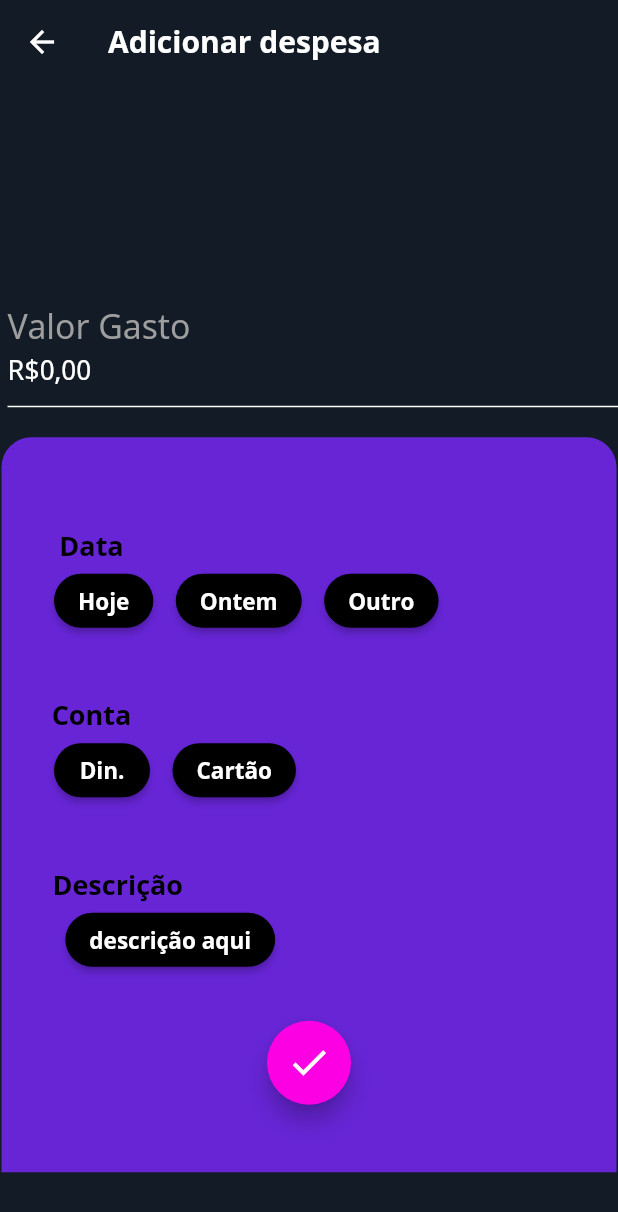
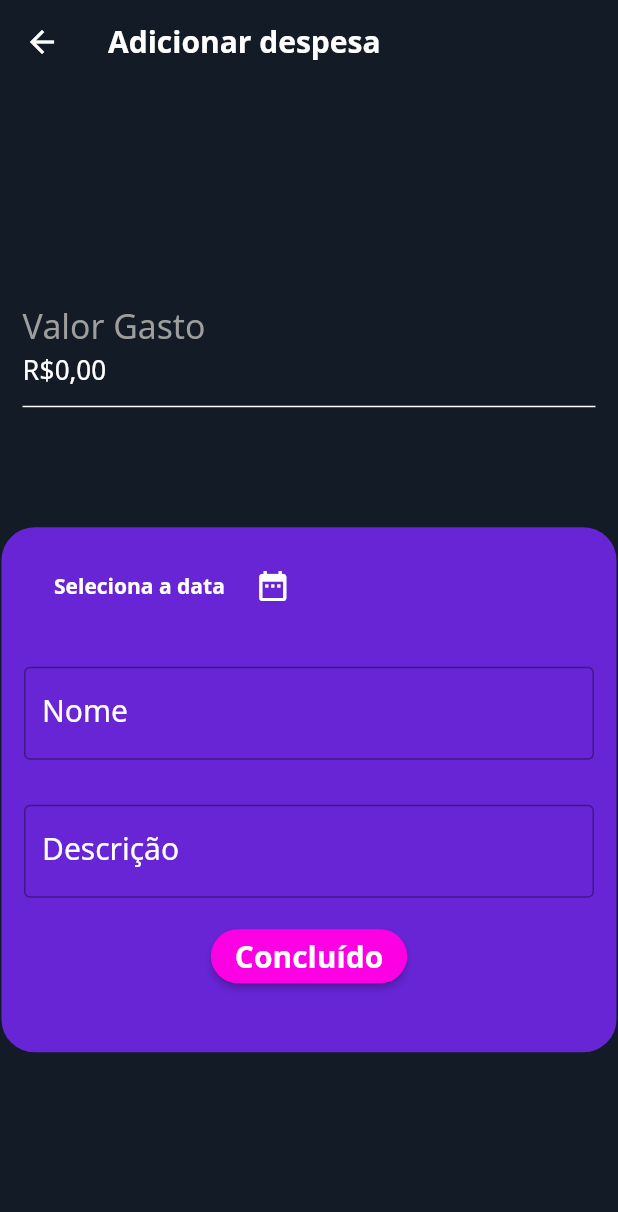
Before and after one commit to Mateusvff/FinX, a Flutter app: the CadastroDespesa screen opened directly, on a phone screen of 412 x 824 dp. Shown: the top 1212 px of the screen. Run offline on Flutter 3.47's test engine with Material 2 defaults, Android fonts, the phone set to English and light mode, and no system bars; our stand-ins replace cloud_firestore, firebase_auth, firebase_core, flutter_colorpicker, flutter_masked_text, flutter_signin_button and 3 more; accounts and stored records are empty.

Commit message:
v2.81
Cadastro de Despesas atualizados

```diff
--- a/lib/screens/Home/cadastro_despesa.dart
+++ b/lib/screens/Home/cadastro_despesa.dart
@@ -1,5 +1,8 @@
 import 'package:flutter/material.dart';
 import 'package:flutter_masked_text/flutter_masked_text.dart';
+import 'package:cloud_firestore/cloud_firestore.dart';
+import 'package:firebase_auth/firebase_auth.dart';
+import 'package:intl/intl.dart';
 import '../../Cores.dart';
 
 class CadastroDespesa extends StatefulWidget {
@@ -8,11 +11,24 @@ class CadastroDespesa extends StatefulWidget {
 }
 
 class _CadastroDespesaState extends State<CadastroDespesa> {
-  final despesa =
+  final contDespesa =
       MoneyMaskedTextController(decimalSeparator: ',', thousandSeparator: '.');
+  TextEditingController contNome = TextEditingController();
+  TextEditingController contDesc = TextEditingController();
+  final GlobalKey<ScaffoldState> _scaffoldKey = GlobalKey<ScaffoldState>();
+
+  String contData;
+
+  void _reset() {
+    contDespesa.clear();
+    contNome.clear();
+    contDesc.clear();
+  }
+
   @override
   Widget build(BuildContext context) {
     return Scaffold(
+      key: _scaffoldKey,
       backgroundColor: customBg,
       appBar: AppBar(
         elevation: 0,
@@ -29,9 +45,10 @@ class _CadastroDespesaState extends State<CadastroDespesa> {
         child: Column(
           children: [
             Padding(
-              padding: EdgeInsets.only(left: 5, top: 140, bottom: 20),
+              padding:
+                  EdgeInsets.only(left: 15, top: 140, bottom: 5, right: 15),
               child: TextFormField(
-                controller: despesa,
+                controller: contDespesa,
                 keyboardType: TextInputType.numberWithOptions(decimal: true),
                 textAlign: TextAlign.left,
                 style: TextStyle(color: Colors.white, fontSize: 18),
@@ -58,188 +75,155 @@ class _CadastroDespesaState extends State<CadastroDespesa> {
                 ),
               ),
             ),
-            Container(
+            Padding(
+              padding: EdgeInsets.only(top: 75),
+              child: Container(
                 width: 410,
-              height: 490,
+                height: 350,
                 decoration: BoxDecoration(
                   color: customPurple,
-                borderRadius: BorderRadius.only(
-                    topLeft: Radius.circular(20),
-                    topRight: Radius.circular(20)),
+                  borderRadius: const BorderRadius.all(Radius.circular(22)),
                 ),
                 child: Column(
                   children: [
                     Padding(
-                    padding: const EdgeInsets.only(top: 60.0, right: 290.0),
+                        padding: EdgeInsets.all(15),
+                        child: Row(
+                          children: [
+                            Padding(
+                              padding: const EdgeInsets.only(left: 12.0),
+                              child: TextButton(
                                 child: Text(
-                      'Data',
+                                  'Seleciona a data',
                                   style: TextStyle(
-                        color: Colors.black,
                                     fontWeight: FontWeight.bold,
-                        fontSize: 18,
+                                    fontFamily: 'NotoSans',
+                                    color: Colors.white,
                                   ),
                                 ),
-                  ),
-                  Row(
-                    children: [
-                      Padding(
-                        padding: const EdgeInsets.only(right: 15.0, left: 35.0),
-                        child: ElevatedButton(
-                          onPressed: () {},
-                          style: ElevatedButton.styleFrom(
-                            primary: Colors.black,
-                            shape: RoundedRectangleBorder(
-                              borderRadius: BorderRadius.circular(22),
+                                onPressed: () async {
+                                  final data = await showDatePicker(
+                                    context: context,
+                                    initialDate: DateTime.now(),
+                                    firstDate: DateTime(2018),
+                                    lastDate: DateTime(2022),
+                                    locale: Locale("pt", "BR"),
+                                  );
+                                  if (data != null) {
+                                    final datapt = //colocando data no padrão br
+                                        DateFormat(DateFormat.YEAR_MONTH_DAY,
+                                                'pt_Br')
+                                            .format(data);
+                                    print(datapt);
+                                    contData = datapt;
+                                  }
+                                },
                               ),
                             ),
-                          child: Text(
-                            "Hoje",
-                            style: TextStyle(
+                            IconButton(
+                              icon: Icon(
+                                Icons.date_range,
                                 color: Colors.white,
-                              fontSize: 15,
-                              fontWeight: FontWeight.bold,
                               ),
+                              onPressed: () async {
+                                final data = await showDatePicker(
+                                  context: context,
+                                  initialDate: DateTime.now(),
+                                  firstDate: DateTime(2018),
+                                  lastDate: DateTime(2022),
+                                  locale: Locale("pt", "BR"),
+                                );
+                                if (data != null) {
+                                  final datapt = //colocando data no padrão br
+                                      DateFormat(DateFormat.YEAR_MONTH_DAY,
+                                              'pt_Br')
+                                          .format(data);
+                                  print(datapt);
+                                  contData = datapt;
+                                }
+                              },
+                            ),
+                          ],
+                        )),
+                    Padding(
+                      padding: EdgeInsets.all(15),
+                      child: TextField(
+                        controller: contNome,
+                        keyboardType: TextInputType.text,
+                        decoration: InputDecoration(
+                          labelText: "Nome",
+                          labelStyle:
+                              TextStyle(fontSize: 20, color: Colors.white),
+                          border: OutlineInputBorder(),
                         ),
                       ),
                     ),
                     Padding(
-                        padding: const EdgeInsets.only(right: 15.0),
-                        child: ElevatedButton(
-                          onPressed: () {},
-                          style: ElevatedButton.styleFrom(
-                            primary: Colors.black,
-                            shape: RoundedRectangleBorder(
-                              borderRadius: BorderRadius.circular(22),
-                            ),
-                          ),
-                          child: Text(
-                            "Ontem",
-                            style: TextStyle(
-                              color: Colors.white,
-                              fontSize: 15,
-                              fontWeight: FontWeight.bold,
-                            ),
+                      padding: EdgeInsets.all(15),
+                      child: TextField(
+                        controller: contDesc,
+                        keyboardType: TextInputType.text,
+                        decoration: InputDecoration(
+                          labelText: "Descrição",
+                          labelStyle:
+                              TextStyle(fontSize: 20, color: Colors.white),
+                          border: OutlineInputBorder(),
                         ),
                       ),
                     ),
                     ElevatedButton(
-                        onPressed: () {},
                       style: ElevatedButton.styleFrom(
-                          primary: Colors.black,
+                        primary: customPink,
                         shape: RoundedRectangleBorder(
-                            borderRadius: BorderRadius.circular(22),
+                          borderRadius: BorderRadius.circular(30),
                         ),
                       ),
+                      onPressed: () async {
+                        if (true) {
+                          if (contDespesa.text.isNotEmpty &&
+                              contNome.text.isNotEmpty &&
+                              contDesc.text.isNotEmpty) {
+                            double despesa = contDespesa.numberValue;
+                            String nome = contNome.text;
+                            String desc = contDesc.text;
+
+                            Map<String, dynamic> data = {
+                              "valor": despesa,
+                              "data": contData,
+                              "nome": nome,
+                              "desc": desc,
+                            };
+
+                            await FirebaseFirestore.instance
+                                .collection('users')
+                                .doc(FirebaseAuth.instance.currentUser.uid)
+                                .collection('despesas')
+                                .doc(DateTime.now().year.toString())
+                                .collection(DateTime.now().month.toString())
+                                .doc(nome)
+                                .set(data);
+                            _reset();
+                          } else {
+                            _scaffoldKey.currentState.showSnackBar(SnackBar(
+                              content: Text(
+                                  'Certifique que todos os espaços estão preenchidos'),
+                              backgroundColor: Colors.red,
+                            ));
+                          }
+                        }
+                      },
                       child: Text(
-                          "Outro",
+                        "Concluído",
                         style: TextStyle(
                             color: Colors.white,
-                            fontSize: 15,
-                            fontWeight: FontWeight.bold,
+                            fontSize: 20,
+                            fontWeight: FontWeight.bold),
                       ),
-                        ),
-                      ),
-                    ],
-                  ),
-                  Padding(
-                    padding: const EdgeInsets.only(top: 40.0, right: 290.0),
-                    child: Text(
-                      'Conta',
-                      style: TextStyle(
-                        color: Colors.black,
-                        fontWeight: FontWeight.bold,
-                        fontSize: 18,
-                      ),
-                    ),
-                  ),
-                  Row(
-                    children: [
-                      Padding(
-                        padding: const EdgeInsets.only(right: 15.0, left: 35.0),
-                        child: ElevatedButton(
-                          onPressed: () {},
-                          style: ElevatedButton.styleFrom(
-                            primary: Colors.black,
-                            shape: RoundedRectangleBorder(
-                              borderRadius: BorderRadius.circular(22),
-                            ),
-                          ),
-                          child: Text(
-                            "Din.",
-                            style: TextStyle(
-                              color: Colors.white,
-                              fontSize: 15,
-                              fontWeight: FontWeight.bold,
-                            ),
-                          ),
-                        ),
-                      ),
-                      Padding(
-                        padding: const EdgeInsets.only(right: 15.0),
-                        child: ElevatedButton(
-                          onPressed: () {},
-                          style: ElevatedButton.styleFrom(
-                            primary: Colors.black,
-                            shape: RoundedRectangleBorder(
-                              borderRadius: BorderRadius.circular(22),
-                            ),
-                          ),
-                          child: Text(
-                            "Cartão",
-                            style: TextStyle(
-                              color: Colors.white,
-                              fontSize: 15,
-                              fontWeight: FontWeight.bold,
-                            ),
-                          ),
-                        ),
-                      ),
-                    ],
-                  ),
-                  Padding(
-                    padding: const EdgeInsets.only(top: 40.0, right: 255.0),
-                    child: Text(
-                      'Descrição',
-                      style: TextStyle(
-                        color: Colors.black,
-                        fontWeight: FontWeight.bold,
-                        fontSize: 18,
-                      ),
-                    ),
-                  ),
-                  Padding(
-                    padding: const EdgeInsets.only(
-                        right: 220.0, left: 35.0, bottom: 30.0),
-                    child: ElevatedButton(
-                      onPressed: () {},
-                      style: ElevatedButton.styleFrom(
-                        primary: Colors.black,
-                        shape: RoundedRectangleBorder(
-                          borderRadius: BorderRadius.circular(22),
-                        ),
-                      ),
-                      child: Text(
-                        "descrição aqui",
-                        style: TextStyle(
-                          color: Colors.white,
-                          fontSize: 15,
-                          fontWeight: FontWeight.bold,
-                        ),
-                      ),
-                    ),
-                  ),
-                  FloatingActionButton(
-                    backgroundColor: customPink,
-                    onPressed: () {},
-                    child: Icon(
-                      Icons.check,
-                      color: Colors.white,
-                      size: 30.0,
-                    ),
-                  ),
+                    )
                   ],
                 ),
               ),
+            )
           ],
         ),
       ),
```
Lines whose indentation alone changed are shown as unchanged.
